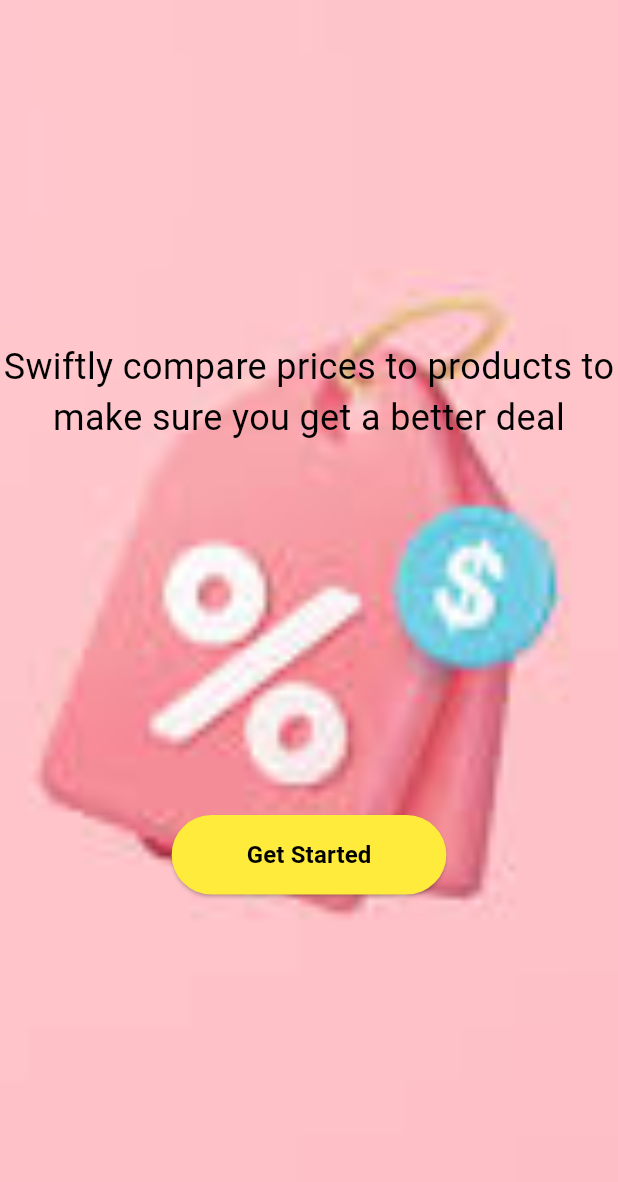
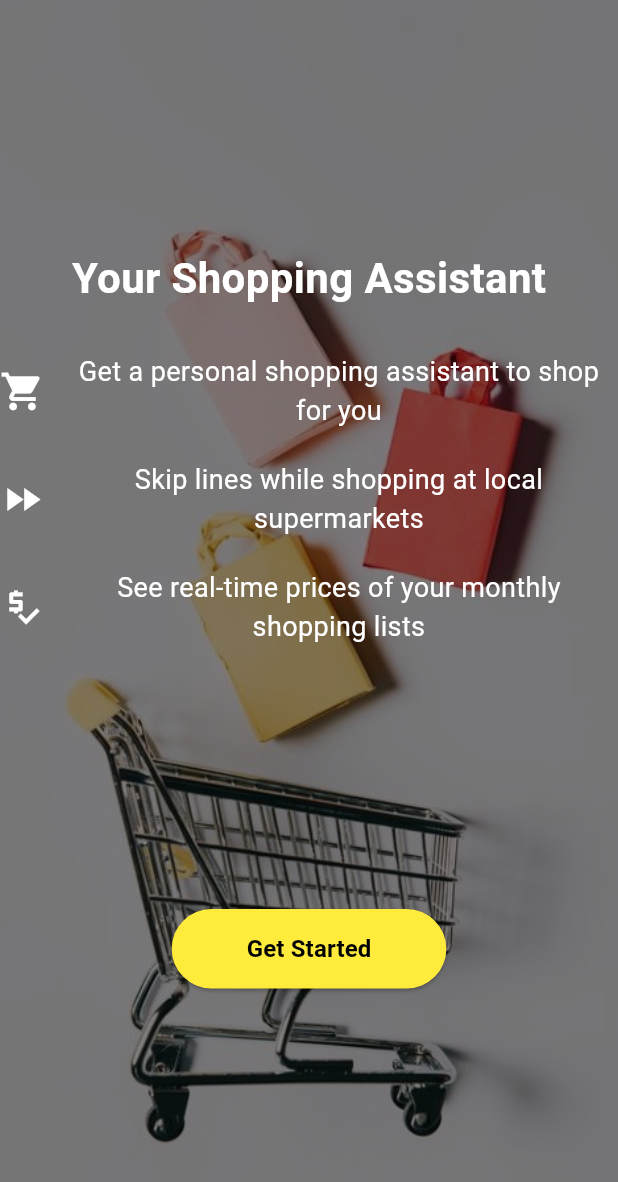
Before and after one commit to NeshJesse/shopai, a Flutter app: the screen it shows after launch, after a tap on "Get Started", on a phone screen of 412 x 824 dp. Shown: the top 1182 px of the screen. Run offline on Flutter 3.47's test engine with Material 3 defaults, Android fonts, the light colour scheme and no system bars; our stand-ins replace sign_in_button, supabase_flutter, webview_flutter; missing offline and left inert: flutter_web_auth; accounts and stored records are empty; network calls fail.

Commit message:
a more dignified splash screen(s)

```diff
--- a/lib/main.dart
+++ b/lib/main.dart
@@ -98,7 +98,7 @@ class _MainPageState extends State<MainPage> {
   Widget build(BuildContext context) {
     return BaseLayout(
       appBar: AppBar(
-        title: Text('SakaPrice'),
+        title: Text('QuickShopa'),
       ),
       children: Center(
         child: Column(
--- a/lib/screens/shopping.dart
+++ b/lib/screens/shopping.dart
@@ -133,7 +133,7 @@ class _ShoppingListScreenState extends State<ShoppingListScreen> {
   Widget build(BuildContext context) {
     return BaseLayout(
       appBar: AppBar(
-        title: Text('Saka Price'),
+        title: Text('QuickShopa'),
       ),
       floatingActionButton: FloatingActionButton(
         onPressed: _showAddItemScreen,
--- a/lib/screens/splash.dart
+++ b/lib/screens/splash.dart
@@ -32,14 +32,14 @@ class _SplashState extends State<Splash> {
         fit: StackFit.expand,
         children: [
           Image.asset(
-            'assets/images.jpeg',
+            'assets/shopping.jpeg',
             fit: BoxFit.cover,
           ),
           Text(
-            'SakaPrice',
+            'QuickShopa',
             textAlign: TextAlign.center,
             style: TextStyle(
-              color: Colors.black,
+              color: Colors.white,
               fontSize: 24,
               fontWeight: FontWeight.bold,
             ),
--- a/lib/screens/splash2.dart
+++ b/lib/screens/splash2.dart
@@ -11,20 +11,6 @@ class Splasher extends StatefulWidget {
 
 class _SplashState extends State<Splasher> {
   @override
-  /*
-  void initState() {
-    super.initState();
-    _navigateHome();
-  }
-
-  _navigateHome() async {
-    await Future.delayed(Duration(milliseconds: 2000), () {});
-    Navigator.pushReplacement(
-        context, MaterialPageRoute(builder: (context) => Login()));
-  }
-  */
-
-  @override
   Widget build(BuildContext context) {
     return Scaffold(
       body: Stack(
@@ -34,21 +20,36 @@ class _SplashState extends State<Splasher> {
             'assets/splasher.jpeg',
             fit: BoxFit.cover,
           ),
+          Container(
+            color: Colors.black.withOpacity(
+                0.5), // Add a transparent overlay for better contrast
+          ),
           Column(
             mainAxisAlignment: MainAxisAlignment.center,
             children: [
               Spacer(),
               Text(
-                'Swiftly compare prices to products to make sure you get a better deal',
-                textAlign: TextAlign.center,
+                'Your Shopping Assistant',
                 style: TextStyle(
-                  color: Colors.black,
-                  fontSize: 24,
-                  fontWeight: FontWeight.normal,
+                  color: Colors.white,
+                  fontSize: 28,
+                  fontWeight: FontWeight.bold,
                 ),
               ),
+              SizedBox(height: 20),
+              _buildFeature(
+                icon: Icons.shopping_cart,
+                text: 'Get a personal shopping assistant to shop for you',
+              ),
+              _buildFeature(
+                icon: Icons.fast_forward,
+                text: 'Skip lines while shopping at local supermarkets',
+              ),
+              _buildFeature(
+                icon: Icons.price_check,
+                text: 'See real-time prices of your monthly shopping lists',
+              ),
               Spacer(),
-              SizedBox(height: 20),
               ElevatedButton(
                 onPressed: () {
                   Navigator.push(
@@ -79,4 +80,31 @@ class _SplashState extends State<Splasher> {
       ),
     );
   }
+
+  Widget _buildFeature({required IconData icon, required String text}) {
+    return Padding(
+      padding: const EdgeInsets.symmetric(vertical: 10.0),
+      child: Row(
+        mainAxisAlignment: MainAxisAlignment.center,
+        children: [
+          Icon(
+            icon,
+            color: Colors.white,
+            size: 30,
+          ),
+          SizedBox(width: 10),
+          Expanded(
+            child: Text(
+              text,
+              textAlign: TextAlign.center,
+              style: TextStyle(
+                color: Colors.white,
+                fontSize: 18,
+              ),
+            ),
+          ),
+        ],
+      ),
+    );
+  }
 }
--- a/pubspec.yaml
+++ b/pubspec.yaml
@@ -73,6 +73,7 @@ flutter:
       - assets/splasher.jpeg
       - assets/monlo.png
       - assets/images.jpeg
+      - assets/shopping.jpeg
 
   # To add assets to your application, add an assets section, like this:
   # assets:
```
Also changed, not shown: assets/Golocal shopping bag design.jpeg (added), assets/shopping.jpeg (added), assets/splasher.jpeg.
